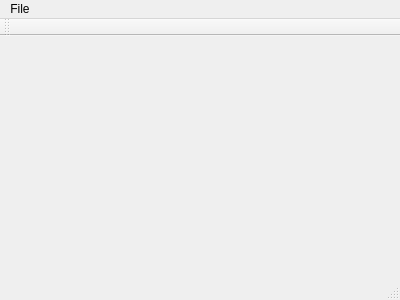
Before: the Qt Designer form icebot_gui.ui in adegirmenci/HBL-ICEbot, drawn with Qt 5.
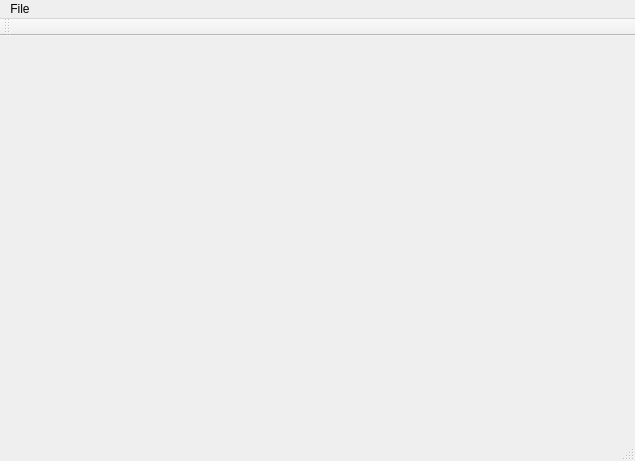
After: the same form once the commit is applied. Custom widgets are drawn as their Qt base class.

Commit message: Implemented most of the EPOS2 class functionality.

Diff of the .ui file:
```diff
--- a/icebot_gui.ui
+++ b/icebot_gui.ui
@@ -6,20 +6,31 @@
    <rect>
     <x>0</x>
     <y>0</y>
-    <width>400</width>
-    <height>300</height>
+    <width>635</width>
+    <height>461</height>
    </rect>
   </property>
   <property name="windowTitle">
    <string>ICEbot_GUI</string>
   </property>
-  <widget class="QWidget" name="centralWidget"/>
+  <widget class="QWidget" name="centralWidget">
+   <widget class="epos2" name="eposWidget" native="true">
+    <property name="geometry">
+     <rect>
+      <x>60</x>
+      <y>70</y>
+      <width>491</width>
+      <height>331</height>
+     </rect>
+    </property>
+   </widget>
+  </widget>
   <widget class="QMenuBar" name="menuBar">
    <property name="geometry">
     <rect>
      <x>0</x>
      <y>0</y>
-     <width>400</width>
+     <width>635</width>
      <height>21</height>
     </rect>
    </property>
@@ -53,6 +64,14 @@
   </action>
  </widget>
  <layoutdefault spacing="6" margin="11"/>
+ <customwidgets>
+  <customwidget>
+   <class>epos2</class>
+   <extends>QWidget</extends>
+   <header>epos2.h</header>
+   <container>1</container>
+  </customwidget>
+ </customwidgets>
  <resources/>
  <connections>
   <connection>
```
Left out of the diff: 4 changed lines with no effect on the pictures. The commit also changes 5 other files.
